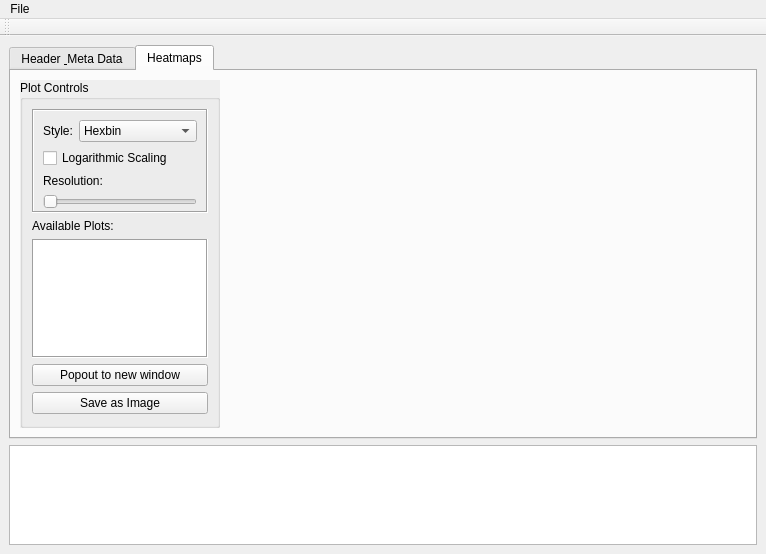
First picture: the form in qt5gui.ui, repository Galile0/pyrain, before the edit.
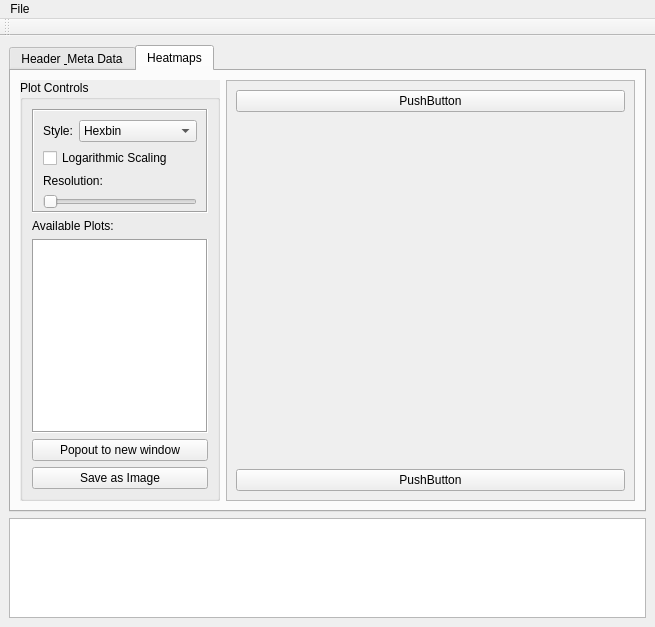
Second picture: the form after the edit. The open tabs and pages were chosen to show the change.

Commit message: Hexplot generation and adding to vertical scrolling, horizontal stretching layout. MinMax Size may need some more tweaking, also it should use a grid not a vbox reworked imports to ease the paint of adjusting and creating widgets

```diff
--- a/qt5gui.ui
+++ b/qt5gui.ui
@@ -6,16 +6,10 @@
    <rect>
     <x>0</x>
     <y>0</y>
-    <width>766</width>
-    <height>548</height>
+    <width>655</width>
+    <height>459</height>
    </rect>
   </property>
-  <property name="sizePolicy">
-   <sizepolicy hsizetype="Preferred" vsizetype="Preferred">
-    <horstretch>0</horstretch>
-    <verstretch>0</verstretch>
-   </sizepolicy>
-  </property>
   <property name="windowTitle">
    <string notr="true">PyRain - Replay Analysis Interface</string>
   </property>
@@ -101,7 +95,13 @@
         </item>
        </layout>
       </widget>
-      <widget class="QWidget" name="heatmaps" native="true">
+      <widget class="QWidget" name="heatmaps">
+       <property name="sizePolicy">
+        <sizepolicy hsizetype="Preferred" vsizetype="Ignored">
+         <horstretch>0</horstretch>
+         <verstretch>0</verstretch>
+        </sizepolicy>
+       </property>
        <attribute name="title">
         <string>Heatmaps</string>
        </attribute>
@@ -109,15 +109,15 @@
         <item>
          <widget class="QGroupBox" name="box_controls">
           <property name="sizePolicy">
-           <sizepolicy hsizetype="Fixed" vsizetype="Ignored">
+           <sizepolicy hsizetype="Ignored" vsizetype="MinimumExpanding">
             <horstretch>0</horstretch>
             <verstretch>1</verstretch>
            </sizepolicy>
           </property>
           <property name="minimumSize">
            <size>
-            <width>0</width>
-            <height>285</height>
+            <width>150</width>
+            <height>270</height>
            </size>
           </property>
           <property name="maximumSize">
@@ -301,7 +301,7 @@
              <property name="minimumSize">
               <size>
                <width>0</width>
-               <height>60</height>
+               <height>50</height>
               </size>
              </property>
              <property name="maximumSize">
@@ -343,7 +343,7 @@
              <property name="sizeHint" stdset="0">
               <size>
                <width>20</width>
-               <height>2</height>
+               <height>0</height>
               </size>
              </property>
             </spacer>
@@ -352,19 +352,73 @@
          </widget>
         </item>
         <item>
-         <widget class="QWidget" name="mpl_widget" native="true">
-          <property name="sizePolicy">
-           <sizepolicy hsizetype="MinimumExpanding" vsizetype="MinimumExpanding">
-            <horstretch>0</horstretch>
-            <verstretch>0</verstretch>
-           </sizepolicy>
+         <widget class="QScrollArea" name="scrollArea">
+          <property name="verticalScrollBarPolicy">
+           <enum>Qt::ScrollBarAsNeeded</enum>
           </property>
-          <property name="minimumSize">
-           <size>
-            <width>356</width>
-            <height>0</height>
-           </size>
+          <property name="horizontalScrollBarPolicy">
+           <enum>Qt::ScrollBarAlwaysOff</enum>
           </property>
+          <property name="widgetResizable">
+           <bool>true</bool>
+          </property>
+          <widget class="QWidget" name="scrollAreaWidgetContents">
+           <property name="geometry">
+            <rect>
+             <x>0</x>
+             <y>0</y>
+             <width>388</width>
+             <height>676</height>
+            </rect>
+           </property>
+           <property name="sizePolicy">
+            <sizepolicy hsizetype="Preferred" vsizetype="MinimumExpanding">
+             <horstretch>0</horstretch>
+             <verstretch>0</verstretch>
+            </sizepolicy>
+           </property>
+           <property name="maximumSize">
+            <size>
+             <width>16777215</width>
+             <height>1000</height>
+            </size>
+           </property>
+           <layout class="QGridLayout" name="gridLayout_2">
+            <property name="sizeConstraint">
+             <enum>QLayout::SetMinAndMaxSize</enum>
+            </property>
+            <item row="1" column="0">
+             <spacer name="verticalSpacer">
+              <property name="orientation">
+               <enum>Qt::Vertical</enum>
+              </property>
+              <property name="sizeType">
+               <enum>QSizePolicy::Maximum</enum>
+              </property>
+              <property name="sizeHint" stdset="0">
+               <size>
+                <width>20</width>
+                <height>600</height>
+               </size>
+              </property>
+             </spacer>
+            </item>
+            <item row="0" column="0">
+             <widget class="QPushButton" name="pushButton">
+              <property name="text">
+               <string>PushButton</string>
+              </property>
+             </widget>
+            </item>
+            <item row="2" column="0">
+             <widget class="QPushButton" name="pushButton_2">
+              <property name="text">
+               <string>PushButton</string>
+              </property>
+             </widget>
+            </item>
+           </layout>
+          </widget>
          </widget>
         </item>
        </layout>
@@ -394,7 +448,7 @@
     <rect>
      <x>0</x>
      <y>0</y>
-     <width>766</width>
+     <width>655</width>
      <height>21</height>
     </rect>
    </property>
```
Left out of the diff: 91 changed lines with no effect on the pictures. The commit also changes 3 other files.
